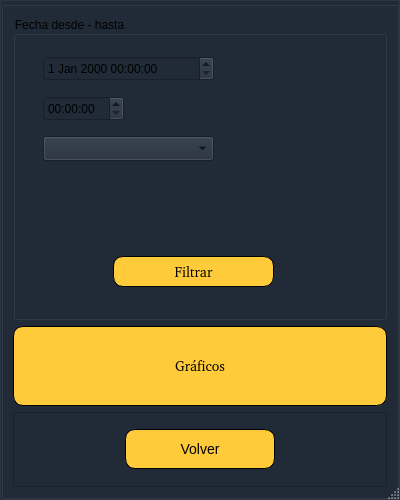
The window that OnlineRoutingMapper_dialog_base_estadisticas.ui (valetobares11/EmergencyDispatcher) describes before a commit, drawn with Qt 5.
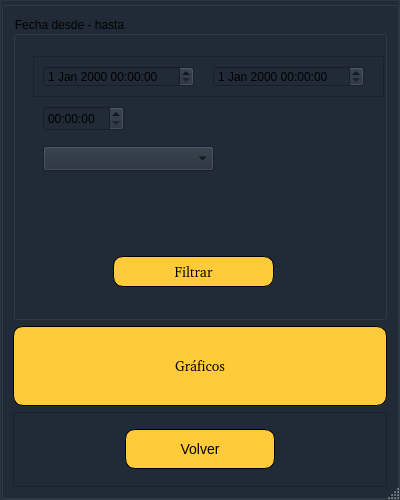
The same window after the commit. Custom widgets are drawn as their Qt base class.

Commit message: Agragado de filtros al front

Diff of the .ui file:
```diff
--- a/OnlineRoutingMapper_dialog_base_estadisticas.ui
+++ b/OnlineRoutingMapper_dialog_base_estadisticas.ui
@@ -218,21 +218,11 @@
            <property name="title">
             <string>Fecha desde - hasta</string>
            </property>
-           <widget class="QgsDateTimeEdit" name="form_fecha">
-            <property name="geometry">
-             <rect>
-              <x>30</x>
-              <y>40</y>
-              <width>171</width>
-              <height>25</height>
-             </rect>
-            </property>
-           </widget>
            <widget class="QTimeEdit" name="form_hora">
             <property name="geometry">
              <rect>
               <x>30</x>
-              <y>80</y>
+              <y>90</y>
               <width>81</width>
               <height>25</height>
              </rect>
@@ -285,12 +275,48 @@
             <property name="geometry">
              <rect>
               <x>30</x>
-              <y>120</y>
+              <y>130</y>
               <width>171</width>
               <height>25</height>
              </rect>
             </property>
            </widget>
+           <widget class="QFrame" name="frame_3">
+            <property name="geometry">
+             <rect>
+              <x>20</x>
+              <y>40</y>
+              <width>351</width>
+              <height>41</height>
+             </rect>
+            </property>
+            <property name="frameShape">
+             <enum>QFrame::StyledPanel</enum>
+            </property>
+            <property name="frameShadow">
+             <enum>QFrame::Raised</enum>
+            </property>
+            <widget class="QgsDateTimeEdit" name="form_fecha">
+             <property name="geometry">
+              <rect>
+               <x>10</x>
+               <y>10</y>
+               <width>151</width>
+               <height>21</height>
+              </rect>
+             </property>
+            </widget>
+            <widget class="QgsDateTimeEdit" name="form_fecha_2">
+             <property name="geometry">
+              <rect>
+               <x>180</x>
+               <y>10</y>
+               <width>151</width>
+               <height>21</height>
+              </rect>
+             </property>
+            </widget>
+           </widget>
           </widget>
          </item>
          <item>
```
